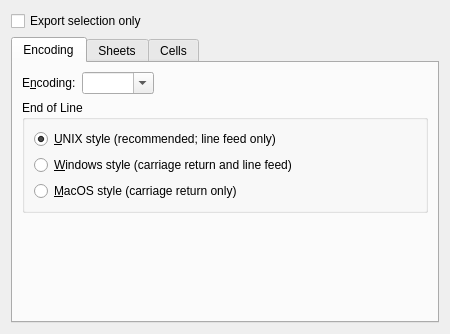
KDE/calligra, file filters/sheets/csv/exportdialogui.ui: the form before one commit.
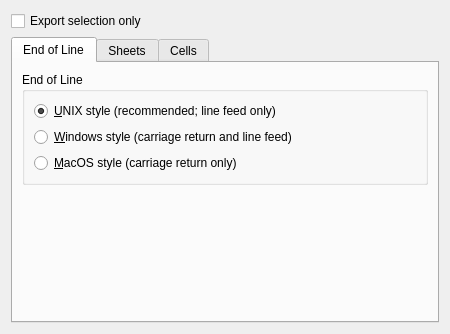
The form after the commit. The open tabs and pages were chosen to show the change. Custom widgets are drawn as their Qt base class.

```diff
--- a/filters/sheets/csv/exportdialogui.ui
+++ b/filters/sheets/csv/exportdialogui.ui
@@ -24,52 +24,9 @@
      </property>
      <widget class="QWidget" name="encodingPage">
       <attribute name="title">
-       <string>Encoding</string>
+       <string>End of Line</string>
       </attribute>
       <layout class="QVBoxLayout">
-       <item>
-        <layout class="QHBoxLayout">
-         <item>
-          <widget class="QLabel" name="textLabel1">
-           <property name="text">
-            <string>E&amp;ncoding:</string>
-           </property>
-           <property name="textFormat">
-            <enum>Qt::PlainText</enum>
-           </property>
-           <property name="wordWrap">
-            <bool>false</bool>
-           </property>
-           <property name="buddy">
-            <cstring>comboBoxEncoding</cstring>
-           </property>
-          </widget>
-         </item>
-         <item>
-          <widget class="KComboBox" name="comboBoxEncoding">
-           <property name="editable">
-            <bool>true</bool>
-           </property>
-          </widget>
-         </item>
-         <item>
-          <spacer>
-           <property name="orientation">
-            <enum>Qt::Horizontal</enum>
-           </property>
-           <property name="sizeType">
-            <enum>QSizePolicy::Expanding</enum>
-           </property>
-           <property name="sizeHint" stdset="0">
-            <size>
-             <width>106</width>
-             <height>20</height>
-            </size>
-           </property>
-          </spacer>
-         </item>
-        </layout>
-       </item>
        <item>
         <widget class="QGroupBox" name="buttonGroupEndOfLine">
          <property name="title">
```
